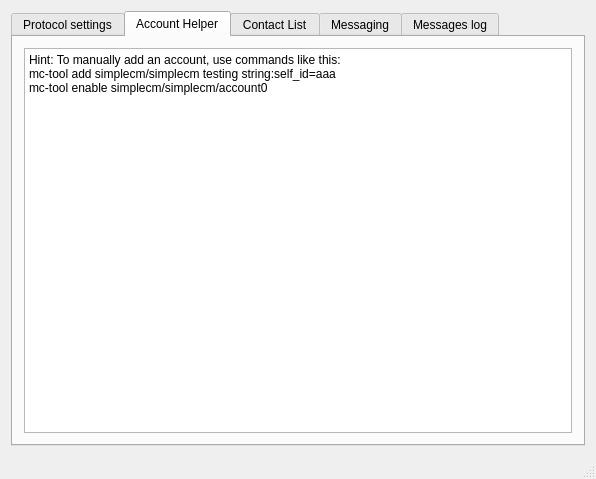
First picture: the form in example/MainWindow.ui, repository TelepathyIM/simple-cm, before the edit.
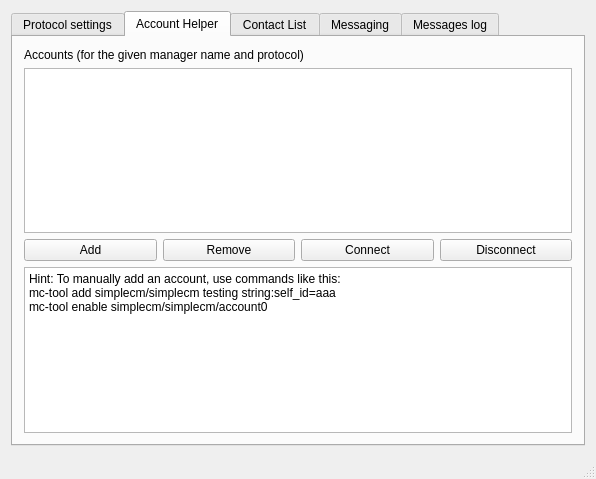
Second picture: the form after the edit. The open tabs and pages were chosen to show the change.

Commit message: Example: Introduce account helper

The edit to the form file:
```diff
--- a/example/MainWindow.ui
+++ b/example/MainWindow.ui
@@ -121,7 +121,64 @@
         <string>Account Helper</string>
        </attribute>
        <layout class="QGridLayout" name="gridLayout_8">
-        <item row="0" column="0" colspan="2">
+        <item row="1" column="0" colspan="4">
+         <widget class="QTableView" name="accountsView">
+          <property name="editTriggers">
+           <set>QAbstractItemView::NoEditTriggers</set>
+          </property>
+          <property name="alternatingRowColors">
+           <bool>true</bool>
+          </property>
+          <property name="selectionMode">
+           <enum>QAbstractItemView::SingleSelection</enum>
+          </property>
+          <property name="selectionBehavior">
+           <enum>QAbstractItemView::SelectRows</enum>
+          </property>
+          <attribute name="horizontalHeaderVisible">
+           <bool>false</bool>
+          </attribute>
+          <attribute name="verticalHeaderVisible">
+           <bool>false</bool>
+          </attribute>
+         </widget>
+        </item>
+        <item row="0" column="0" colspan="4">
+         <widget class="QLabel" name="label_8">
+          <property name="text">
+           <string>Accounts (for the given manager name and protocol)</string>
+          </property>
+         </widget>
+        </item>
+        <item row="2" column="0">
+         <widget class="QPushButton" name="addAccount">
+          <property name="text">
+           <string>Add</string>
+          </property>
+         </widget>
+        </item>
+        <item row="2" column="1">
+         <widget class="QPushButton" name="removeAccount">
+          <property name="text">
+           <string>Remove</string>
+          </property>
+         </widget>
+        </item>
+        <item row="2" column="2">
+         <widget class="QPushButton" name="connectAccount">
+          <property name="text">
+           <string>Connect</string>
+          </property>
+         </widget>
+        </item>
+        <item row="2" column="3">
+         <widget class="QPushButton" name="disconnectAccount">
+          <property name="text">
+           <string>Disconnect</string>
+          </property>
+         </widget>
+        </item>
+        <item row="3" column="0" colspan="4">
          <widget class="QPlainTextEdit" name="accountsHelpText">
           <property name="readOnly">
            <bool>true</bool>
```
The commit also changes 5 other files.
